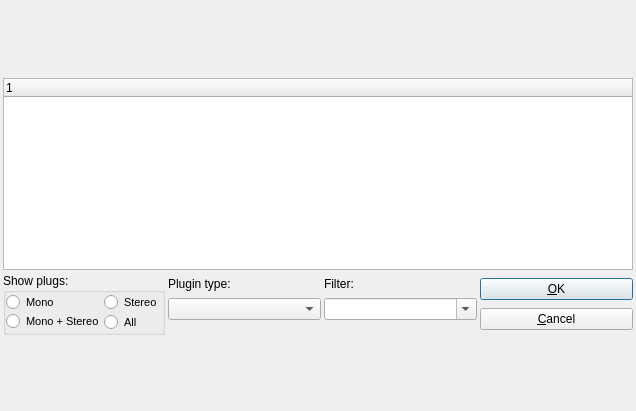
Old version of the form muse2/muse/widgets/plugindialogbase.ui in the repository emrum/muse.
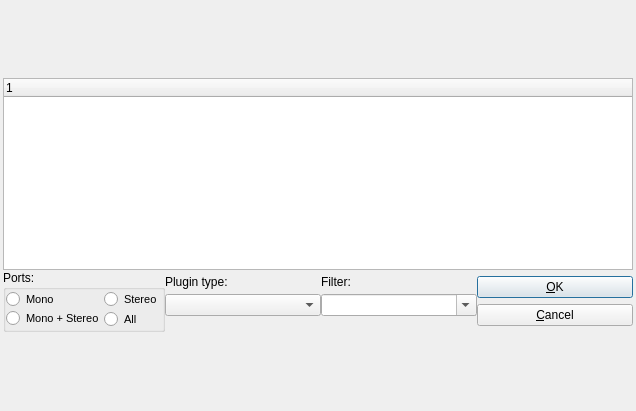
New version of the form.

Commit message: plugin dialog fix

Diff of the .ui file:
```diff
--- a/muse2/muse/widgets/plugindialogbase.ui
+++ b/muse2/muse/widgets/plugindialogbase.ui
@@ -31,6 +31,9 @@
    </property>
    <item row="0" column="0">
     <layout class="QGridLayout" name="gridLayout">
+     <property name="spacing">
+      <number>0</number>
+     </property>
      <item row="0" column="0" colspan="4">
       <widget class="QTabBar" name="tabBar" native="true"/>
      </item>
@@ -58,7 +61,7 @@
         </size>
        </property>
        <property name="title">
-        <string>Show plugs:</string>
+        <string>Ports:</string>
        </property>
        <layout class="QVBoxLayout" name="verticalLayout_4">
         <property name="spacing">
```
The commit also changes 2 other files.
